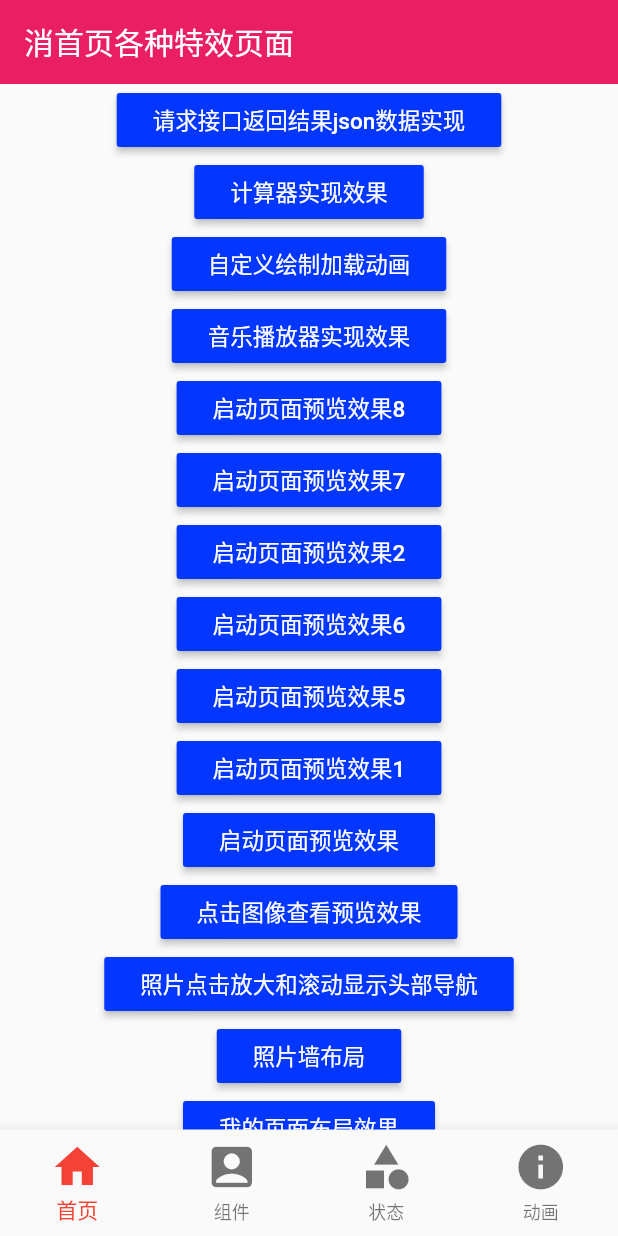
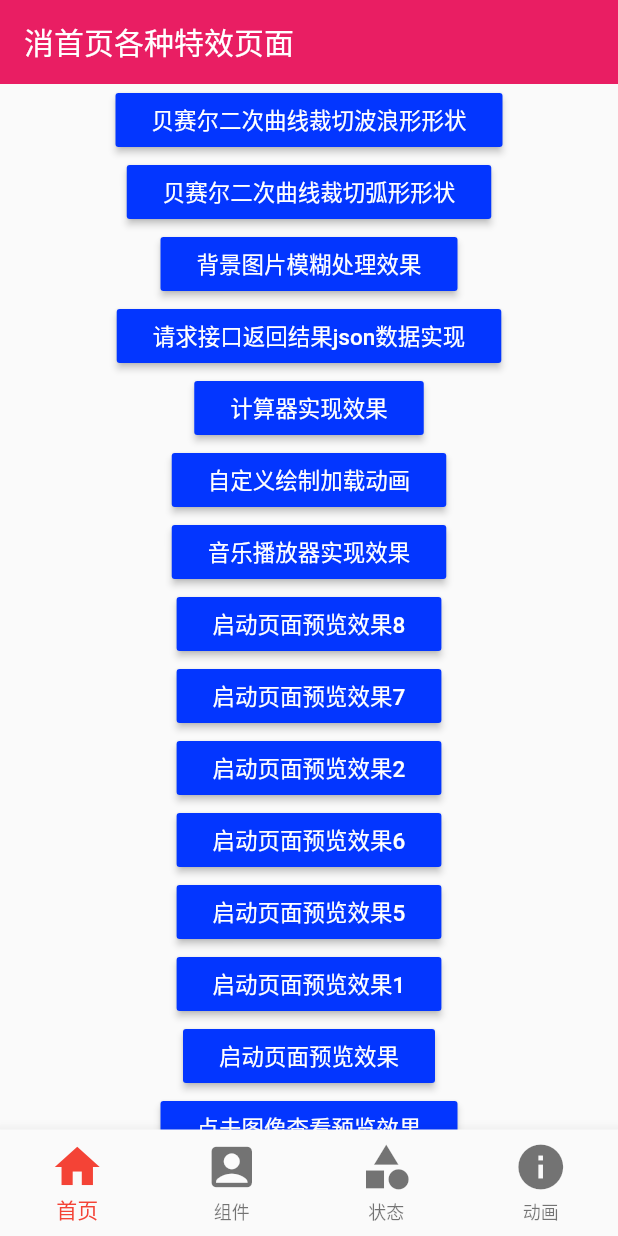
Before and after one commit to suchengyong/flutter_demo, a Flutter app: the screen it shows after launch, on a phone screen of 412 x 824 dp. Run offline on Flutter 3.47's test engine with Material 2 defaults, Android fonts, the phone set to English and light mode, and no system bars; our stand-ins replace after_layout, animated_text_kit, audioplayers, bot_toast, cached_network_image, camera and 32 more; missing offline and left inert: crop, drag_list, flutter_cupertino_date_picker, intro_views_flutter, multi_image_picker, passcode_screen and 3 more.

Commit message:
更新组件

```diff
--- a/lib/Pages/HomePage.dart
+++ b/lib/Pages/HomePage.dart
@@ -20,6 +20,39 @@ class _HomePageState extends State<HomePage> {
             crossAxisAlignment: CrossAxisAlignment.center,
             mainAxisAlignment: MainAxisAlignment.center,
             children: <Widget>[
+              RaisedButton(
+                child: Text(
+                  '贝赛尔二次曲线裁切波浪形形状',
+                  textAlign: TextAlign.center,
+                ),
+                color: Theme.of(context).accentColor, //使用主题颜色
+                textTheme: ButtonTextTheme.primary, //
+                onPressed: () {
+                  Navigator.pushNamed(context, '/CurveWaveCuttingPage');
+                },
+              ),
+              RaisedButton(
+                child: Text(
+                  '贝赛尔二次曲线裁切弧形形状',
+                  textAlign: TextAlign.center,
+                ),
+                color: Theme.of(context).accentColor, //使用主题颜色
+                textTheme: ButtonTextTheme.primary, //
+                onPressed: () {
+                  Navigator.pushNamed(context, '/CurveTwoCuttingPage');
+                },
+              ),
+              RaisedButton(
+                child: Text(
+                  '背景图片模糊处理效果',
+                  textAlign: TextAlign.center,
+                ),
+                color: Theme.of(context).accentColor, //使用主题颜色
+                textTheme: ButtonTextTheme.primary, //
+                onPressed: () {
+                  Navigator.pushNamed(context, '/FrostedGlassPage');
+                },
+              ),
               RaisedButton(
                 child: Text(
                   '请求接口返回结果json数据实现',
--- a/lib/Routes/Index.dart
+++ b/lib/Routes/Index.dart
@@ -134,9 +134,15 @@ import '../components/audioplayers/IndexPlayerList.dart';
 import '../components/UI/onboarding/SpeakAnim.dart';
 import '../components/Calculator/CalculatorPage.dart';
 import '../components/JsonChangeDataPage.dart';
+import '../components/FrostedGlassPage.dart';
+import '../components/CurveTwoCuttingPage.dart';
+import '../components/CurveWaveCuttingPage.dart';
 
 //配置路由
 final routes = {
+  '/CurveWaveCuttingPage': (context) => CurveWaveCuttingPage(),
+  '/CurveTwoCuttingPage': (context) => CurveTwoCuttingPage(),
+  '/FrostedGlassPage': (context) => FrostedGlassPage(),
   '/JsonChangeDataPage': (context) => JsonChangeDataPage(),
   '/CalculatorPage': (context) => CalculatorPage(),
   '/SpeakAnim': (context) => SpeakAnim(),
--- a/lib/components/KeepAliveDemo.dart
+++ b/lib/components/KeepAliveDemo.dart
@@ -1,6 +1,6 @@
 import 'package:flutter/cupertino.dart';
 import 'package:flutter/material.dart';
-
+import 'dart:ui';
 import 'KeepAlivePage.dart';
 
 class KeepAliveDemo extends StatefulWidget {
--- a/lib/components/KeepAlivePage.dart
+++ b/lib/components/KeepAlivePage.dart
@@ -1,4 +1,5 @@
 import 'package:flutter/material.dart';
+import 'dart:ui';
 /**
  * 实现原理，使用AutomaticKeepAliveClientMixin，并重写wantKeepAlive方法，让状态不被回收掉。
  */
```
Also changed, not shown: lib/components/CurveTwoCuttingPage.dart (added, +53 -0 lines), lib/components/CurveWaveCuttingPage.dart (added, +62 -0 lines), lib/components/FrostedGlassPage.dart (added, +56 -0 lines).
